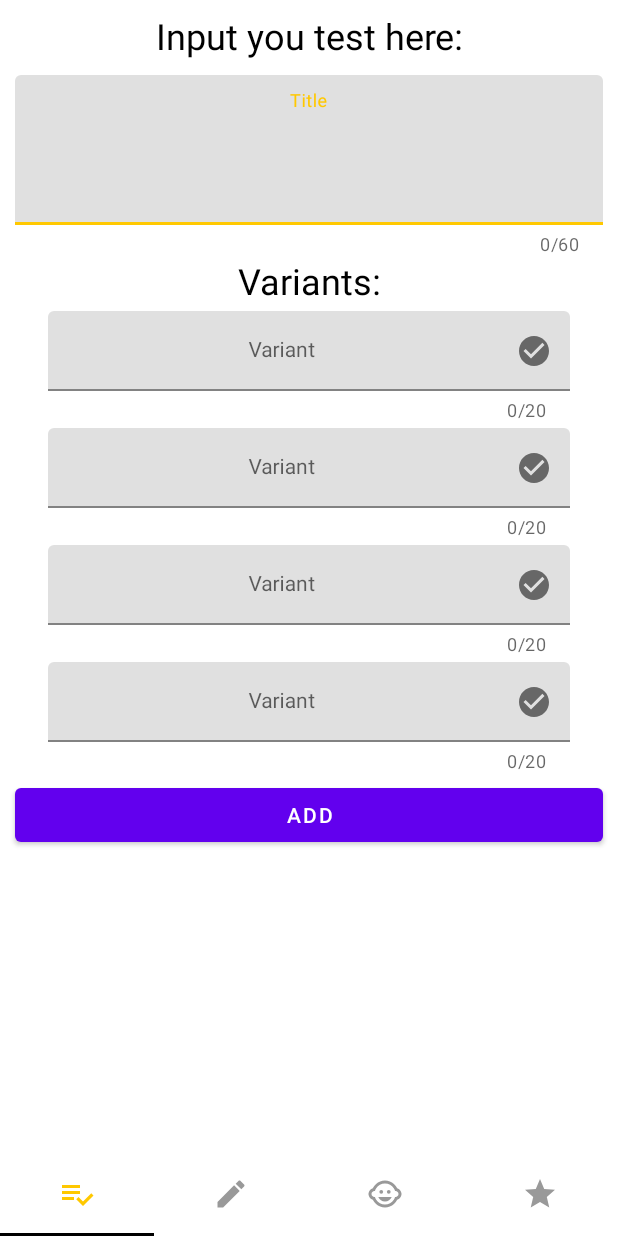
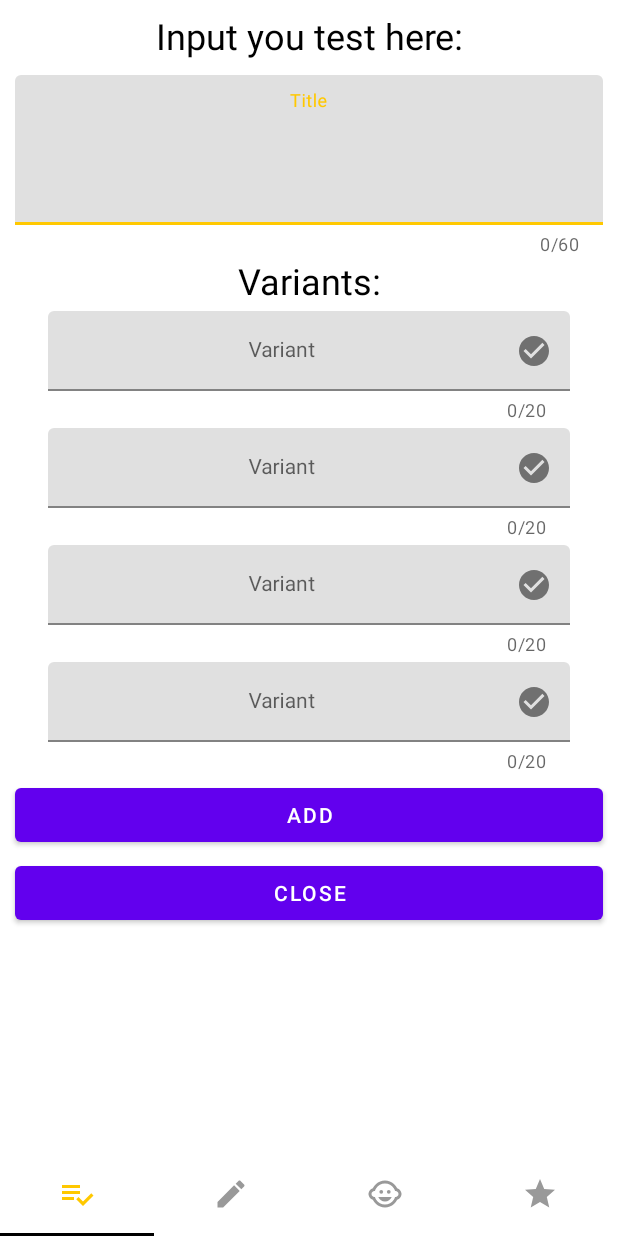
Before and after one commit to NlightN22/testeroid, an Android app: the fragment EditTestFragment placed in its activity, after a tap on "ADD", on a phone screen of 412 x 824 dp. Run offline under Robolectric (Android 15) with nearby library versions, the phone set to English and light mode, and no system bars; our stand-ins replace Room's generated code.

Commit message:
update update viewstate EditTestViewModel.kt EditTestFragment.kt

```diff
--- a/app/src/main/java/space/active/testeroid/db/modelsdb/Questions.kt
+++ b/app/src/main/java/space/active/testeroid/db/modelsdb/Questions.kt
@@ -11,7 +11,7 @@ data class Questions(
     @ColumnInfo
     var testIdMain: Long = 0,
     @ColumnInfo
-    val questionName: String = "empty",
+    var questionName: String = "",
     @ColumnInfo
     var correctAnswer: Boolean = false,
 )
--- a/app/src/main/java/space/active/testeroid/db/modelsdb/Tests.kt
+++ b/app/src/main/java/space/active/testeroid/db/modelsdb/Tests.kt
@@ -7,8 +7,8 @@ import androidx.room.PrimaryKey
 @Entity
 data class Tests (
     @PrimaryKey(autoGenerate = true)
-    val testId: Long = 0,
+    var testId: Long = 0,
     @ColumnInfo
-    val testName: String =  "empty"
+    var testName: String =  "empty"
 )
 // Serializable need to work sending serializable data to fragment
--- a/app/src/main/java/space/active/testeroid/screens/edittest/EditTestFragment.kt
+++ b/app/src/main/java/space/active/testeroid/screens/edittest/EditTestFragment.kt
@@ -31,7 +31,7 @@ class EditTestFragment : Fragment() {
     ): View? {
         // Inflate the layout for this fragment
         binding = FragmentEditTestBinding.inflate(layoutInflater, container, false)
-        viewModel = ViewModelProvider(requireActivity(), EditTestViewModelFactory(APP.applicationContext))
+        viewModel = ViewModelProvider(this, EditTestViewModelFactory(APP.applicationContext))
             .get(EditTestViewModel::class.java)
         viewModelEditList = ViewModelProvider(requireActivity(), EditTestListViewModelFactory(APP.applicationContext))
             .get(EditTestListViewModel::class.java)
@@ -47,38 +47,55 @@ class EditTestFragment : Fragment() {
 
     }
     private fun init(){
+        stateViewControllers() // Control and save interface statement
+        setValuesFromExternal() // set incoming data to interface !After statements controllers
+        buttonListeners()
+    }
 
-        val currentTest = viewModelEditList.testForEdit.value
-        Log.e(TAG, "EditTestFragment created")
-        Log.e(TAG, "Come to EditTest $currentTest")
-        if (currentTest != null) {
-            viewModel.setCurrentTest(currentTest)
-//            drawCurrentTest(currentTest)
-        }
-        drawCurrentTest()
-
-
-        binding.btnAdd.setOnClickListener {
-            onClickAdd()
-        }
-
+    private fun stateViewControllers(){
         listEditVariant = listOf<EditText>(
             binding.editTextVariant1,
             binding.editTextVariant2,
             binding.editTextVariant3,
             binding.editTextVariant4,
         )
-//
-//        listOfAllEdits = ArrayList(listEditVariant)
-//        listOfAllEdits.add(binding.edTitle)
-//
-         listInputLayouts = listOf(
+
+        listOfAllEdits = ArrayList(listEditVariant)
+        listOfAllEdits.add(binding.edTitle)
+
+    }
+
+    private fun setValuesFromExternal(){
+        val currentTest = viewModelEditList.testForEdit.value
+        Log.e(TAG, "EditTestFragment created")
+        Log.e(TAG, "Come to EditTest $currentTest")
+        if (currentTest != null) {
+            // If we edit incoming data
+            viewModel.setCurrentTest(currentTest)
+//            drawCurrentTest(currentTest)
+        } else {
+            // if add new data
+            viewModel.setViewStateForAdd(listEditVariant.size)
+        }
+        drawCurrentTest()
+    }
+
+    private fun buttonListeners(){
+
+        binding.btnAdd.setOnClickListener {
+            onClickAdd()
+        }
+
+        binding.btnClose.setOnClickListener {
+            onClickClose()
+        }
+
+        listInputLayouts = listOf(
             binding.textInputLayout1,
             binding.textInputLayout2,
             binding.textInputLayout3,
             binding.textInputLayout4,
         )
-
         listInputLayouts.forEachIndexed {
                 index, inputLayout ->
             inputLayout.setEndIconOnClickListener {
@@ -92,17 +109,22 @@ class EditTestFragment : Fragment() {
         viewModel.title.observe(viewLifecycleOwner){ binding.edTitle.setText(it)}
 
         viewModel.variantList.observe(viewLifecycleOwner) { variantList->
+            Log.e(TAG, "drawCurrentTest variantList: $variantList")
             if (variantList.isNotEmpty()) {
-                Log.e(TAG, "drawCurrentTest variantList: $variantList")
-
-                // set text for EditText
-                listEditVariant.mapIndexed { index, view ->
-                    view.setText(variantList[index].text)
+                variantList.forEachIndexed { index, variant ->
+                    viewModelEditList.testForEdit.value?.let {
+                        listEditVariant[variant.position].setText(variant.question.questionName)
+                    }
+                    setTextInputLayoutCheck(listInputLayouts[variant.position], variant.question.correctAnswer)
                 }
-                // set Icon Tint for TextInputLayout
-                listInputLayouts.mapIndexed{ index, textInputLayout ->
-                    setTextInputLayoutCheck(textInputLayout, variantList[index].checked)
-                }
+//                // set text for EditText
+//                listEditVariant.mapIndexed { index, view ->
+//                    view.setText(variantList[index].text)
+//                }
+//                // set Icon Tint for TextInputLayout
+//                listInputLayouts.mapIndexed{ index, textInputLayout ->
+//                    setTextInputLayoutCheck(textInputLayout, variantList[index].checked)
+//                }
             } else {
                 Log.e(TAG, "Error fun drawCurrentTest variantList is $variantList")
             }
@@ -124,6 +146,11 @@ class EditTestFragment : Fragment() {
 
     private fun onClickAdd(){
 
+        val testId: String = binding.tvId.text.toString()
+        val testName: String = binding.edTitle.text.toString()
+        val variantList: List<String> = listEditVariant.map { it.text.toString() }
+
+        viewModel.preparingDataForSending(testId, testName, variantList)
 
 //        // Check testId if it not null than replace item
 //        Log.e(TAG, "Text in tvId: ${binding.tvId.text.isEmpty()}")
@@ -157,7 +184,7 @@ class EditTestFragment : Fragment() {
 //        viewModel.addNewTestWithQuestions(test = test, questions = variantList)
 //
 
-        clearFragment()
+//        clearFragment()
     }
 
     private fun clearFragment() {
@@ -165,6 +192,10 @@ class EditTestFragment : Fragment() {
             it.text.clear()
         }
         viewModel.clearCorrectVariants()
+    }
+
+    private fun onClickClose() {
+        parentFragmentManager.popBackStack()
     }
 
     override fun onDestroy() {
--- a/app/src/main/java/space/active/testeroid/screens/edittest/EditTestViewModel.kt
+++ b/app/src/main/java/space/active/testeroid/screens/edittest/EditTestViewModel.kt
@@ -23,8 +23,8 @@ class EditTestViewModel(
         MutableLiveData<ArrayList<ViewStateEditTest.Variant>>(arrayListOf()) // Important to create zero size array
     val variantList: LiveData<ArrayList<ViewStateEditTest.Variant>> = _variantList
 
-    private val selectedCorrectVariantsMutable = MutableLiveData(arrayListOf<Int>())
-    val selectedCorrectVariants: LiveData<ArrayList<Int>> = selectedCorrectVariantsMutable
+//    private val _selectedVariants = MutableLiveData(arrayListOf<Int>())
+//    val selectedVariants: LiveData<ArrayList<Int>> = _selectedVariants
 
 
     // If you use ArrayList you need to notify observer after operations with Array
@@ -37,12 +37,17 @@ class EditTestViewModel(
             is ViewStateEditTest.Id -> {_id.postValue(viewState.num)}
             is ViewStateEditTest.Title -> {_title.postValue(viewState.text)}
             is ViewStateEditTest.Variant -> {
-                _variantList.value?.let {
-                    it.add(viewState)
+                _variantList.value?.let { list ->
+                    list.map {
+                        if (it.position == viewState.position){
+                            it.question.correctAnswer = viewState.question.correctAnswer
+                            it.question.questionName = viewState.question.questionName
+                        }
+                    }
+                    _variantList.notifyObserver()
                 } ?: run {
                     Log.e(TAG, "Error fun setElementsState _variantList.value is ${_variantList.value}")
                 }
-                _variantList.notifyObserver()
             }
         }
     }
@@ -54,6 +59,18 @@ class EditTestViewModel(
         }
     }
 
+    fun setViewStateForAdd (listSize: Int){
+        _variantList.value?.let {list ->
+            for (i in 0 until listSize) {
+                val viewState = ViewStateEditTest.Variant(position = i, Questions())
+                list.add(viewState)
+                setElementsState(viewState)
+            }
+        }?: run {
+            Log.e(TAG, "Error in fun setViewStateForAdd _variantList.value: ${_variantList.value}")
+        }
+    }
+
     fun testAdapter(testWithQuestions: TestWithQuestions){
         val test = testWithQuestions.tests
         val questions = testWithQuestions.questions
@@ -61,46 +78,99 @@ class EditTestViewModel(
         setElementsState(ViewStateEditTest.Id(test.testId))
         setElementsState(ViewStateEditTest.Title(test.testName))
         questions.forEachIndexed { index, question ->
-            setElementsState(
+            val viewState =
                 ViewStateEditTest.Variant(
                     position = index,
-                    question.questionName,
-                    question.correctAnswer
+                    question
                 )
-            )
+            _variantList.value?.let { list ->
+                if (index <= 3) {
+                    list.add(viewState)
+                    setElementsState(viewState)
+                } else {
+                    Log.e (TAG, "Error in fun testAdapter _variantList.value index is ${index}")
+                }
+            } ?: run {
+                Log.e (TAG, "Error in fun testAdapter _variantList.value is ${_variantList.value}")
+            }
+
+        }
+    }
+
+    fun  preparingDataForSending(testId: String, testName: String, textList: List<String>){
+        val insertTest = Tests()
+        if (testId.isNotEmpty()) {insertTest.testId = testId.toLong()}
+        insertTest.testName = testName
+
+        _variantList.value?.let { list ->
+            list.forEachIndexed { index, item ->
+                item.question.questionName = textList[index]
+            }
+            Log.e(TAG, "Add variants check to DB: $list")
+            list.forEach {item ->
+                Log.e(TAG, "$item")
+            }
+            val questions: List<Questions> = list.map { it.question }
+            questions.forEach {
+                Log.e(TAG, "Add variants name questionList: ${it.questionId} ${it.questionName} ${it.correctAnswer}")
+            }
+                    insertTestToRepository(insertTest, questions)
+        }?: run {
+            Log.e(TAG, "Error in fun  preparingDataForSending _variantList.value: ${_variantList.value}")
         }
 
     }
 
-    fun addNewTestWithQuestions(test: Tests, questions: List<Questions>){
+    fun insertTestToRepository(test: Tests, questions: List<Questions>){
         viewModelScope.launch {
             repository.addNewTestWithQuestions(test, questions)
         }
     }
 
-    fun sendDataToRepository(test: String) {
-
-    }
 
     fun onClickVariantEdit(position: Int) {
         _variantList.value?.let { list ->
-            list.forEachIndexed { index, variant ->
-                if (index == position) {
-                    Log.e(TAG, "fun onClickVariantEdit $variant")
-                    variant.checked = !variant.checked
+            val filteredList = list.filter { it.position == position }
+            if (filteredList.isEmpty()) {
+                val viewState = ViewStateEditTest.Variant(position = position,
+                    question = Questions(correctAnswer = true))
+                list.add(viewState)
+                setElementsState(viewState)
+            } else if (filteredList.isNotEmpty()) {
+                filteredList.forEach() { item ->
+                    list.map { variant ->
+                        if (variant.position == item.position) {
+                            variant.question.correctAnswer = !variant.question.correctAnswer
+                            val viewState = ViewStateEditTest.Variant(
+                                position = variant.position,
+                                question = variant.question
+                            )
+                            setElementsState(viewState)
+                        }
+                    }
                 }
             }
-        }?: run {
-            Log.e(TAG, "Error fun onClickVariantEdit _variantList.value is ${_variantList.value}")
         }
-        _variantList.notifyObserver()
+
+//        setElementsState(ViewStateEditTest.Variant(position = position))
+//        _variantList.value?.let { list ->
+//            list.forEachIndexed { index, variant ->
+//                if (index == position) {
+//                    Log.e(TAG, "fun onClickVariantEdit $variant")
+//                    variant.checked = !variant.checked
+//                }
+//            }
+//        }?: run {
+//            Log.e(TAG, "Error fun onClickVariantEdit _variantList.value is ${_variantList.value}")
+//        }
+//        _variantList.notifyObserver()
     }
 
     fun clearCorrectVariants(){
-        selectedCorrectVariantsMutable.value?.let {
-            it.clear()
-            selectedCorrectVariantsMutable.notifyObserver()
-        }
+//        _selectedVariants.value?.let {
+//            it.clear()
+//            _selectedVariants.notifyObserver()
+//        }
     }
 
     override fun onCleared() {
@@ -112,6 +182,7 @@ class EditTestViewModel(
     sealed class ViewStateEditTest{
         data class Id (val num: Long): ViewStateEditTest()
         data class Title (var text: String): ViewStateEditTest()
-        data class Variant (var position: Int, var text: String, var checked: Boolean): ViewStateEditTest()
+        data class Variant (var position: Int,
+                            var question: Questions): ViewStateEditTest()
     }
 }
--- a/app/src/main/res/layout/fragment_edit_test.xml
+++ b/app/src/main/res/layout/fragment_edit_test.xml
@@ -235,11 +235,23 @@
             android:layout_marginStart="10dp"
             android:layout_marginTop="@dimen/edit_text_margin_top"
             android:layout_marginEnd="10dp"
-            android:text="ADD"
+            android:text="@string/edit_test_button_add"
             app:layout_constraintEnd_toEndOf="parent"
             app:layout_constraintStart_toStartOf="parent"
             app:layout_constraintTop_toBottomOf="@+id/text_input_layout4" />
 
+        <Button
+            android:id="@+id/btn_close"
+            android:layout_width="match_parent"
+            android:layout_height="wrap_content"
+            android:layout_marginStart="10dp"
+            android:layout_marginTop="@dimen/edit_text_margin_top"
+            android:layout_marginEnd="10dp"
+            android:text="@string/edit_test_button_close"
+            app:layout_constraintEnd_toEndOf="parent"
+            app:layout_constraintStart_toStartOf="parent"
+            app:layout_constraintTop_toBottomOf="@+id/btn_add" />
+
     </androidx.constraintlayout.widget.ConstraintLayout>
 
 </FrameLayout>
--- a/app/src/main/res/values/strings.xml
+++ b/app/src/main/res/values/strings.xml
@@ -11,6 +11,8 @@
     <string name="edit_variant_title">Variants:</string>
     <string name="edit_test_title_hint">Title</string>
     <string name="edit_test_variant_hint">Variant</string>
+    <string name="edit_test_button_add">Add</string>
+    <string name="edit_test_button_close">Close</string>
 
     <string name="user_list_title">Select user</string>
     <string name="user_list_add_button">Add user item</string>
```
